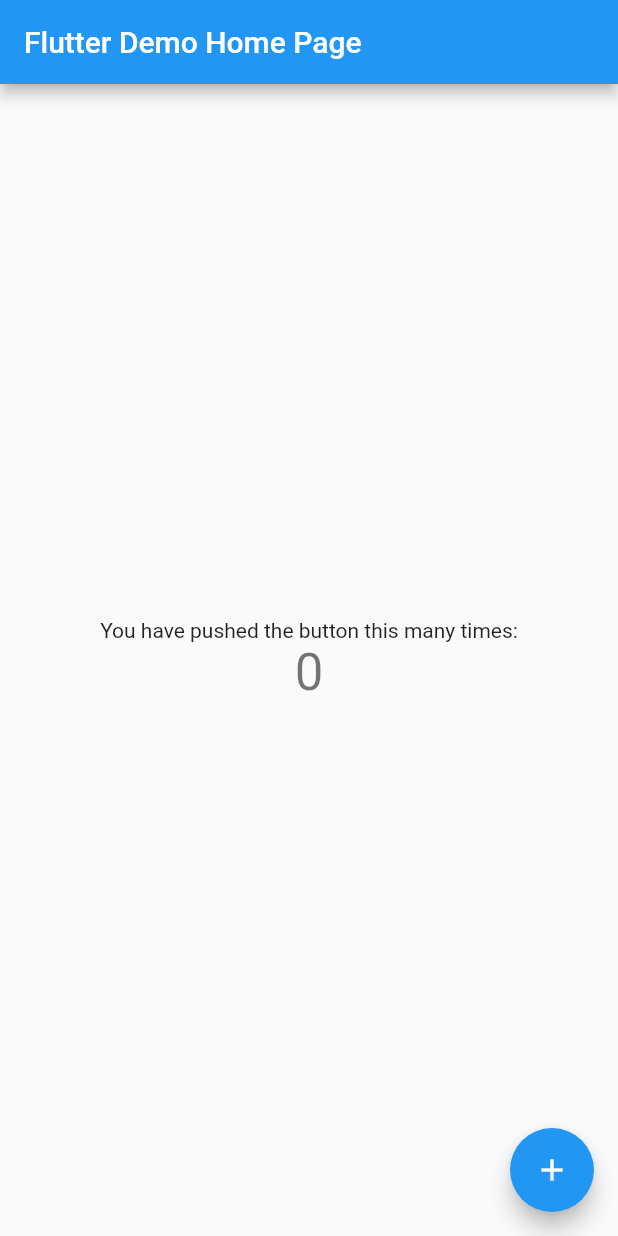
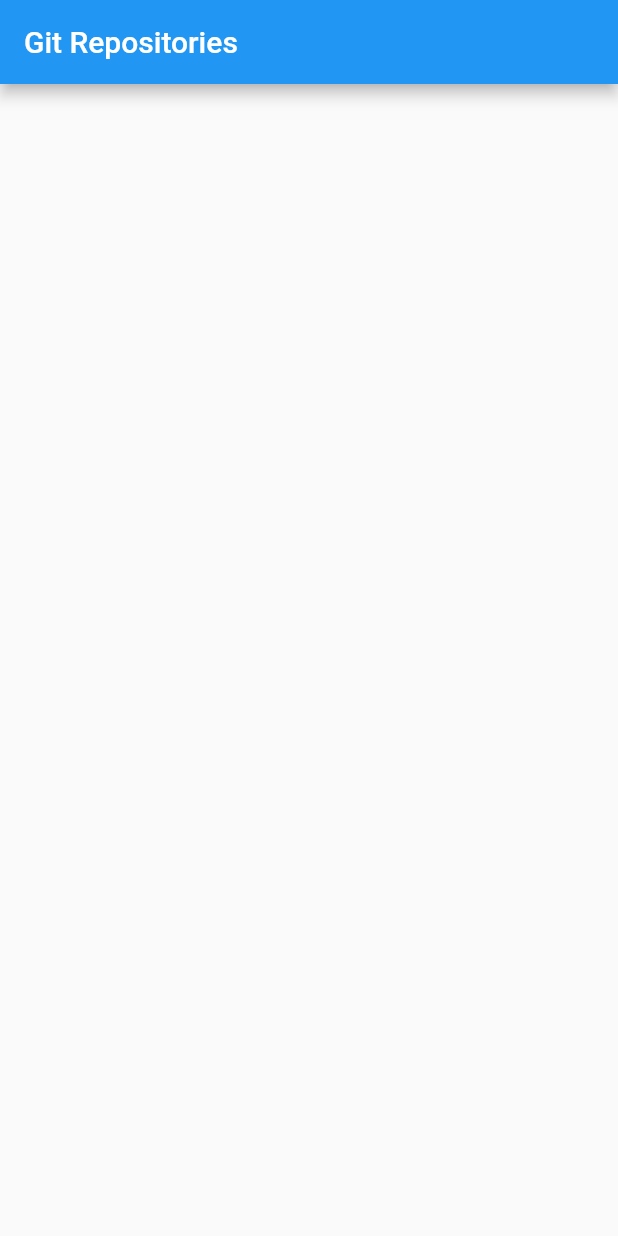
Before and after one commit to omar313/top_flutter_repo, a Flutter app: the screen it shows after launch, on a phone screen of 412 x 824 dp. Run offline on Flutter 3.47's test engine with Material 2 defaults, Android fonts, the phone set to English and light mode, and no system bars; our stand-ins replace bloc, dartz, dio, flutter_bloc, freezed_annotation, get_it and 1 more.

Commit message:
Alhamdulillah, initial setup for presentation layer

```diff
--- a/lib/infrastructure/git_repo/isolates.dart
+++ b/lib/infrastructure/git_repo/isolates.dart
@@ -10,7 +10,7 @@ Future<Either<ApiDataFailure, List<GitRepoModel>>> parseGitList(
     String jsonText)  async{
   try {
     /// special note: GetIT is not working inside isolate
-    /// solution: https://github.com/fluttercommunity/get_it/issues/165
+    /// todo: https://github.com/fluttercommunity/get_it/issues/165
     final dateTimeUtils = AppDateTimeUtils();
     final jsonObj = json.decode(jsonText);
     final gitRepoRawList = GitRepoRawData.fromJson(jsonObj).items;
--- a/lib/main.dart
+++ b/lib/main.dart
@@ -1,128 +1,10 @@
 import 'package:flutter/material.dart';
-import 'package:top_flutter_repo/domain/git_repo/git_repo_filter_enum.dart';
-import 'package:top_flutter_repo/domain/git_repo/i_git_repo_model_repository.dart';
+import 'package:top_flutter_repo/presentation/core/app_widget.dart';
 import 'injection_container.dart' as DI;
-import 'injection_container.dart';
+
 
 Future<void> main() async {
   WidgetsFlutterBinding.ensureInitialized();
   await DI.init();
-  runApp(const MyApp());
+  runApp(const GitRepoApp());
 }
-
-class MyApp extends StatelessWidget {
-  const MyApp({Key? key}) : super(key: key);
-
-
-  // This widget is the root of your application.
-  @override
-  Widget build(BuildContext context) {
-    return MaterialApp(
-      title: 'Flutter Demo',
-      theme: ThemeData(
-        primarySwatch: Colors.blue,
-      ),
-      home: const MyHomePage(title: 'Flutter Demo Home Page'),
-    );
-  }
-}
-
-class MyHomePage extends StatefulWidget {
-  const MyHomePage({Key? key, required this.title}) : super(key: key);
-
-  // This widget is the home page of your application. It is stateful, meaning
-  // that it has a State object (defined below) that contains fields that affect
-  // how it looks.
-
-  // This class is the configuration for the state. It holds the values (in this
-  // case the title) provided by the parent (in this case the App widget) and
-  // used by the build method of the State. Fields in a Widget subclass are
-  // always marked "final".
-
-  final String title;
-
-  @override
-  State<MyHomePage> createState() => _MyHomePageState();
-}
-
-class _MyHomePageState extends State<MyHomePage> {
-  int _counter = 0;
-
-  @override
-  void initState() {
-
-    super.initState();
-    test();
-
-
-  }
-  Future<void> test() async{
-
-    final data = await di<IGitRepoModelRepository>().getGitRepoModelData(filterEnum: GitRepoFilterEnum.lastUpdate);
-    data.fold((l) => print(l) , (r) => print(r.length));
-  }
-
-
-  void _incrementCounter() {
-    setState(() {
-      // This call to setState tells the Flutter framework that something has
-      // changed in this State, which causes it to rerun the build method below
-      // so that the display can reflect the updated values. If we changed
-      // _counter without calling setState(), then the build method would not be
-      // called again, and so nothing would appear to happen.
-      _counter++;
-    });
-  }
-
-  @override
-  Widget build(BuildContext context) {
-    // This method is rerun every time setState is called, for instance as done
-    // by the _incrementCounter method above.
-    //
-    // The Flutter framework has been optimized to make rerunning build methods
-    // fast, so that you can just rebuild anything that needs updating rather
-    // than having to individually change instances of widgets.
-    return Scaffold(
-      appBar: AppBar(
-        // Here we take the value from the MyHomePage object that was created by
-        // the App.build method, and use it to set our appbar title.
-        title: Text(widget.title),
-      ),
-      body: Center(
-        // Center is a layout widget. It takes a single child and positions it
-        // in the middle of the parent.
-        child: Column(
-          // Column is also a layout widget. It takes a list of children and
-          // arranges them vertically. By default, it sizes itself to fit its
-          // children horizontally, and tries to be as tall as its parent.
-          //
-          // Invoke "debug painting" (press "p" in the console, choose the
-          // "Toggle Debug Paint" action from the Flutter Inspector in Android
-          // Studio, or the "Toggle Debug Paint" command in Visual Studio Code)
-          // to see the wireframe for each widget.
-          //
-          // Column has various properties to control how it sizes itself and
-          // how it positions its children. Here we use mainAxisAlignment to
-          // center the children vertically; the main axis here is the vertical
-          // axis because Columns are vertical (the cross axis would be
-          // horizontal).
-          mainAxisAlignment: MainAxisAlignment.center,
-          children: <Widget>[
-            const Text(
-              'You have pushed the button this many times:',
-            ),
-            Text(
-              '$_counter',
-              style: Theme.of(context).textTheme.headline4,
-            ),
-          ],
-        ),
-      ),
-      floatingActionButton: FloatingActionButton(
-        onPressed: _incrementCounter,
-        tooltip: 'Increment',
-        child: const Icon(Icons.add),
-      ), // This trailing comma makes auto-formatting nicer for build methods.
-    );
-  }
-}
--- /dev/null
+++ b/lib/presentation/core/app_widget.dart
@@ -0,0 +1,18 @@
+import 'package:flutter/material.dart';
+import 'package:top_flutter_repo/presentation/routes/app_router.dart';
+
+class GitRepoApp extends StatelessWidget {
+  const GitRepoApp({Key? key}) : super(key: key);
+
+  @override
+  Widget build(BuildContext context) {
+    return MaterialApp(
+      title: 'Flutter Repo',
+      debugShowCheckedModeBanner: false,
+      onGenerateRoute: AppRouter().onGenerateRoute,
+      theme: ThemeData(
+        primarySwatch: Colors.blue,
+      ),
+    );
+  }
+}
--- /dev/null
+++ b/lib/presentation/git_repo/git_repo_list_page.dart
@@ -0,0 +1,13 @@
+import 'package:flutter/material.dart';
+
+class GitRepoListPage extends StatelessWidget {
+  const GitRepoListPage({Key? key}) : super(key: key);
+
+  @override
+  Widget build(BuildContext context) {
+    return Scaffold(
+      appBar: AppBar(title: const Text('Git Repositories'),),
+
+    );
+  }
+}
--- /dev/null
+++ b/lib/presentation/routes/app_router.dart
@@ -0,0 +1,20 @@
+import 'package:flutter/material.dart';
+import 'package:flutter_bloc/flutter_bloc.dart';
+import 'package:top_flutter_repo/application/git_repo/git_repo_bloc.dart';
+import 'package:top_flutter_repo/presentation/git_repo/git_repo_list_page.dart';
+
+import '../../injection_container.dart';
+
+class AppRouter {
+  Route? onGenerateRoute(RouteSettings settings) {
+    switch (settings.name) {
+      case '/':
+        return MaterialPageRoute(
+            builder: (context) => BlocProvider(
+                  create: (context) => di.get<GitRepoBloc>()
+                    ..add(const GitRepoEvent.getInitialData()),
+                  child: const GitRepoListPage(),
+                ));
+    }
+  }
+}
--- /dev/null
+++ b/lib/presentation/routes/routes_name.dart
@@ -0,0 +1,2 @@
+const kGitRepoListPageName = '/';
+const kGitRepoDetailPageName = '/gitRepoDetailPage';
```
Also changed, not shown: 1 other file.
